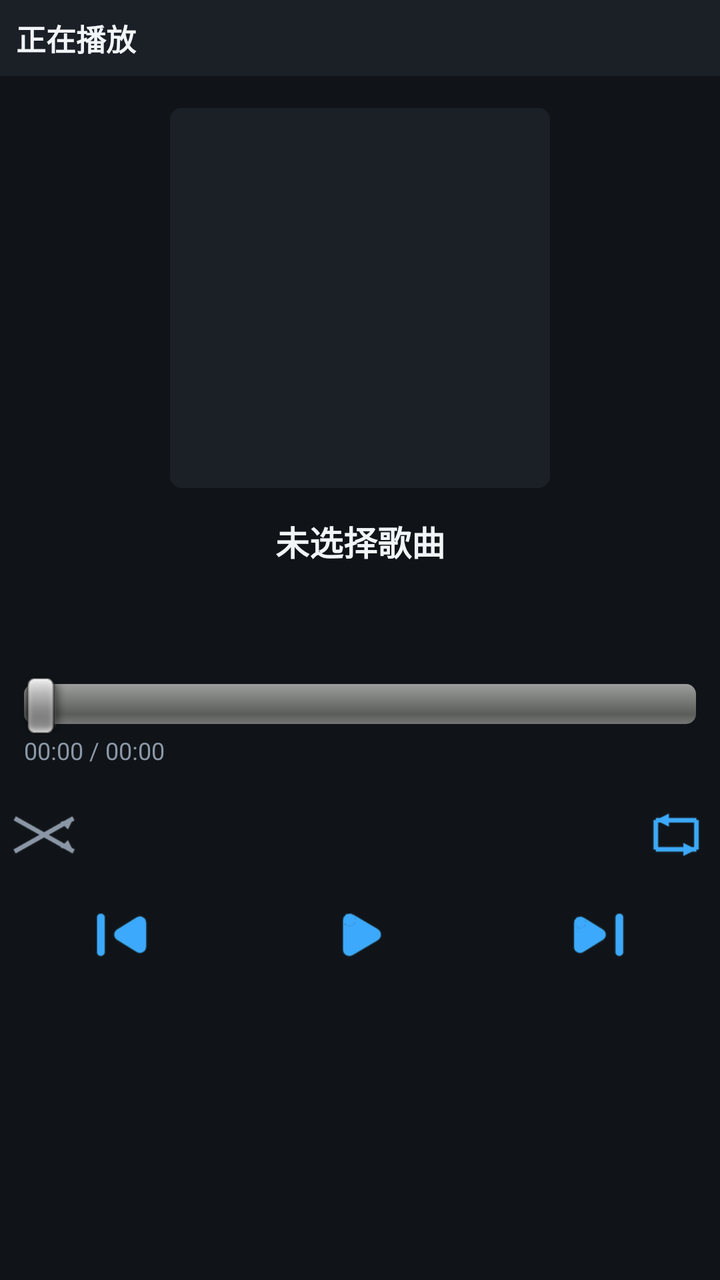
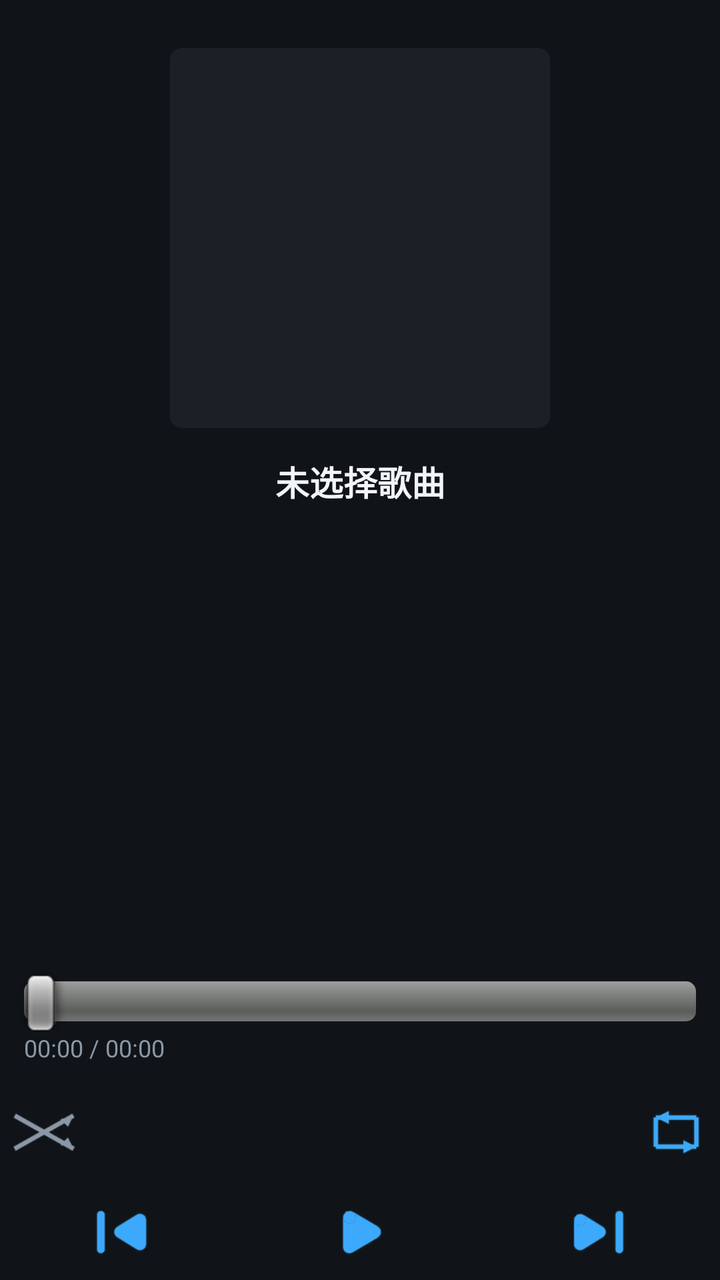

Before-and-after screenshots of an Android layout around one commit, followed by the original layout XML and the change that was made.
<!-- AndroidManifest.xml: application theme android:Theme.NoTitleBar -->
<!-- res/layout/player.xml -->
<?xml version="1.0" encoding="utf-8"?>
<LinearLayout xmlns:android="http://schemas.android.com/apk/res/android"
    android:layout_width="fill_parent"
    android:layout_height="fill_parent"
    android:background="@color/bg"
    android:orientation="vertical">

    <TextView
        android:id="@+id/player_heading"
        android:layout_width="fill_parent"
        android:layout_height="wrap_content"
        android:background="@color/panel"
        android:padding="8dp"
        android:text="@string/player_title"
        android:textColor="@color/text_primary"
        android:textSize="15sp"
        android:textStyle="bold" />

    <ImageView
        android:id="@+id/player_art"
        android:layout_width="190dp"
        android:layout_height="190dp"
        android:layout_gravity="center_horizontal"
        android:layout_marginTop="16dp"
        android:background="@drawable/art_background"
        android:contentDescription="@string/cd_album_art"
        android:scaleType="centerCrop" />

    <TextView
        android:id="@+id/player_track"
        android:layout_width="fill_parent"
        android:layout_height="wrap_content"
        android:layout_marginTop="14dp"
        android:ellipsize="marquee"
        android:gravity="center"
        android:paddingLeft="16dp"
        android:paddingRight="16dp"
        android:singleLine="true"
        android:text="@string/no_song"
        android:textColor="@color/text_primary"
        android:textSize="17sp"
        android:textStyle="bold" />

    <TextView
        android:id="@+id/player_artist"
        android:layout_width="fill_parent"
        android:layout_height="wrap_content"
        android:ellipsize="end"
        android:gravity="center"
        android:paddingLeft="16dp"
        android:paddingRight="16dp"
        android:paddingTop="5dp"
        android:singleLine="true"
        android:textColor="@color/accent"
        android:textSize="14sp" />

    <TextView
        android:id="@+id/player_album"
        android:layout_width="fill_parent"
        android:layout_height="wrap_content"
        android:ellipsize="end"
        android:gravity="center"
        android:paddingLeft="16dp"
        android:paddingRight="16dp"
        android:paddingTop="2dp"
        android:singleLine="true"
        android:textColor="@color/text_secondary"
        android:textSize="12sp" />

    <SeekBar
        android:id="@+id/player_seek"
        android:layout_width="fill_parent"
        android:layout_height="wrap_content"
        android:layout_marginTop="12dp"
        android:paddingLeft="12dp"
        android:paddingRight="12dp" />

    <TextView
        android:id="@+id/player_time"
        android:layout_width="fill_parent"
        android:layout_height="wrap_content"
        android:paddingLeft="12dp"
        android:paddingRight="12dp"
        android:text="@string/time_zero"
        android:textColor="@color/text_secondary"
        android:textSize="12sp" />

    
    <LinearLayout
        android:layout_width="fill_parent"
        android:layout_height="wrap_content"
        android:layout_marginTop="12dp"
        android:gravity="center"
        android:orientation="horizontal">

        <ImageButton
            android:id="@+id/player_shuffle"
            android:layout_width="44dp"
            android:layout_height="44dp"
            android:background="@android:color/transparent"
            android:contentDescription="@string/cd_shuffle"
            android:scaleType="fitCenter"
            android:src="@drawable/ic_shuffle_off" />

        <TextView
            android:id="@+id/player_mode"
            android:layout_width="0dp"
            android:layout_height="wrap_content"
            android:layout_weight="1"
            android:gravity="center"
            android:textColor="@color/text_secondary"
            android:textSize="12sp" />

        <ImageButton
            android:id="@+id/player_repeat"
            android:layout_width="44dp"
            android:layout_height="44dp"
            android:background="@android:color/transparent"
            android:contentDescription="@string/cd_repeat"
            android:scaleType="fitCenter"
            android:src="@drawable/ic_repeat_all" />
    </LinearLayout>

    
    <LinearLayout
        android:layout_width="fill_parent"
        android:layout_height="wrap_content"
        android:layout_marginTop="4dp"
        android:gravity="center_vertical"
        android:orientation="horizontal">

        <ImageButton
            android:id="@+id/player_prev"
            android:layout_width="0dp"
            android:layout_height="48dp"
            android:layout_weight="1"
            android:background="@android:color/transparent"
            android:contentDescription="@string/btn_prev"
            android:scaleType="fitCenter"
            android:src="@drawable/ic_prev" />

        <ImageButton
            android:id="@+id/player_play"
            android:layout_width="0dp"
            android:layout_height="48dp"
            android:layout_weight="1"
            android:background="@android:color/transparent"
            android:contentDescription="@string/btn_play"
            android:scaleType="fitCenter"
            android:src="@drawable/ic_play" />

        <ImageButton
            android:id="@+id/player_next"
            android:layout_width="0dp"
            android:layout_height="48dp"
            android:layout_weight="1"
            android:background="@android:color/transparent"
            android:contentDescription="@string/btn_next"
            android:scaleType="fitCenter"
            android:src="@drawable/ic_next" />
    </LinearLayout>

</LinearLayout>
<!-- resources referenced by this layout -->
<resources>
  <color name="accent">#FF3DA9FC</color>
  <color name="bg">#FF101418</color>
  <color name="panel">#FF1B2027</color>
  <color name="text_primary">#FFF2F5F8</color>
  <color name="text_secondary">#FF8B97A6</color>
  <!-- drawable art_background (drawable) -->
  <?xml version="1.0" encoding="utf-8"?>
  <shape xmlns:android="http://schemas.android.com/apk/res/android"
      android:shape="rectangle">
      <solid android:color="@color/panel" />
      <corners android:radius="6dp" />
  </shape>
  <!-- drawable ic_next: png bitmap (drawable-hdpi, 1569 bytes) -->
  <!-- drawable ic_play: png bitmap (drawable-hdpi, 1434 bytes) -->
  <!-- drawable ic_prev: png bitmap (drawable-hdpi, 1491 bytes) -->
  <!-- drawable ic_repeat_all: png bitmap (drawable-hdpi, 1442 bytes) -->
  <!-- drawable ic_shuffle_off: png bitmap (drawable-hdpi, 2115 bytes) -->
  <string name="btn_next">下一首</string>
  <string name="btn_play">播放</string>
  <string name="btn_prev">上一首</string>
  <string name="cd_album_art">专辑封面</string>
  <string name="cd_repeat">循环模式</string>
  <string name="cd_shuffle">随机播放</string>
  <string name="no_song">未选择歌曲</string>
  <string name="player_title">正在播放</string>
  <string name="time_zero">00:00 / 00:00</string>
</resources>

<!-- the commit's change to res/layout/player.xml (unified diff, before → after) -->
@@ -5,23 +5,12 @@
     android:background="@color/bg"
     android:orientation="vertical">
 
-    <TextView
-        android:id="@+id/player_heading"
-        android:layout_width="fill_parent"
-        android:layout_height="wrap_content"
-        android:background="@color/panel"
-        android:padding="8dp"
-        android:text="@string/player_title"
-        android:textColor="@color/text_primary"
-        android:textSize="15sp"
-        android:textStyle="bold" />
-
     <ImageView
         android:id="@+id/player_art"
         android:layout_width="190dp"
         android:layout_height="190dp"
         android:layout_gravity="center_horizontal"
-        android:layout_marginTop="16dp"
+        android:layout_marginTop="24dp"
         android:background="@drawable/art_background"
         android:contentDescription="@string/cd_album_art"
         android:scaleType="centerCrop" />
@@ -66,6 +55,12 @@
         android:singleLine="true"
         android:textColor="@color/text_secondary"
         android:textSize="12sp" />
+
+    
+    <View
+        android:layout_width="fill_parent"
+        android:layout_height="0dp"
+        android:layout_weight="1" />
 
     <SeekBar
         android:id="@+id/player_seek"
<!-- resource entries referenced after the edit -->
@@ -24,7 +24,6 @@
   <string name="cd_repeat">循环模式</string>
   <string name="cd_shuffle">随机播放</string>
   <string name="no_song">未选择歌曲</string>
-  <string name="player_title">正在播放</string>
   <string name="time_zero">00:00 / 00:00</string>
 </resources>
 
